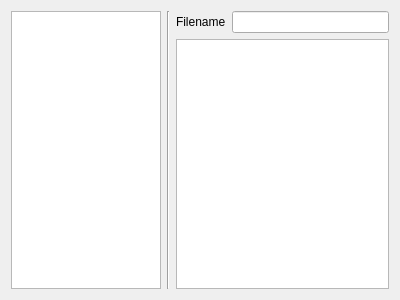
owensss/cminus, file UI/TextEditor.ui: the form before one commit.
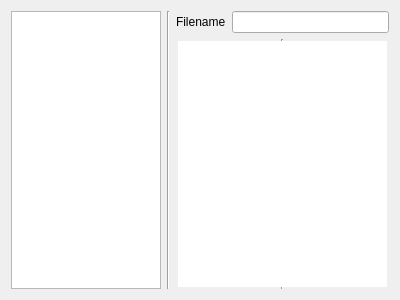
The form after the commit.

```diff
--- a/UI/TextEditor.ui
+++ b/UI/TextEditor.ui
@@ -82,7 +82,11 @@
       </layout>
      </item>
      <item>
-      <widget class="QTextEdit" name="textEdit"/>
+      <widget class="QTextEdit" name="textEdit">
+       <property name="frameShape">
+        <enum>QFrame::VLine</enum>
+       </property>
+      </widget>
      </item>
     </layout>
    </item>
```
Left out of the diff: 2 changed lines with no effect on the pictures.
